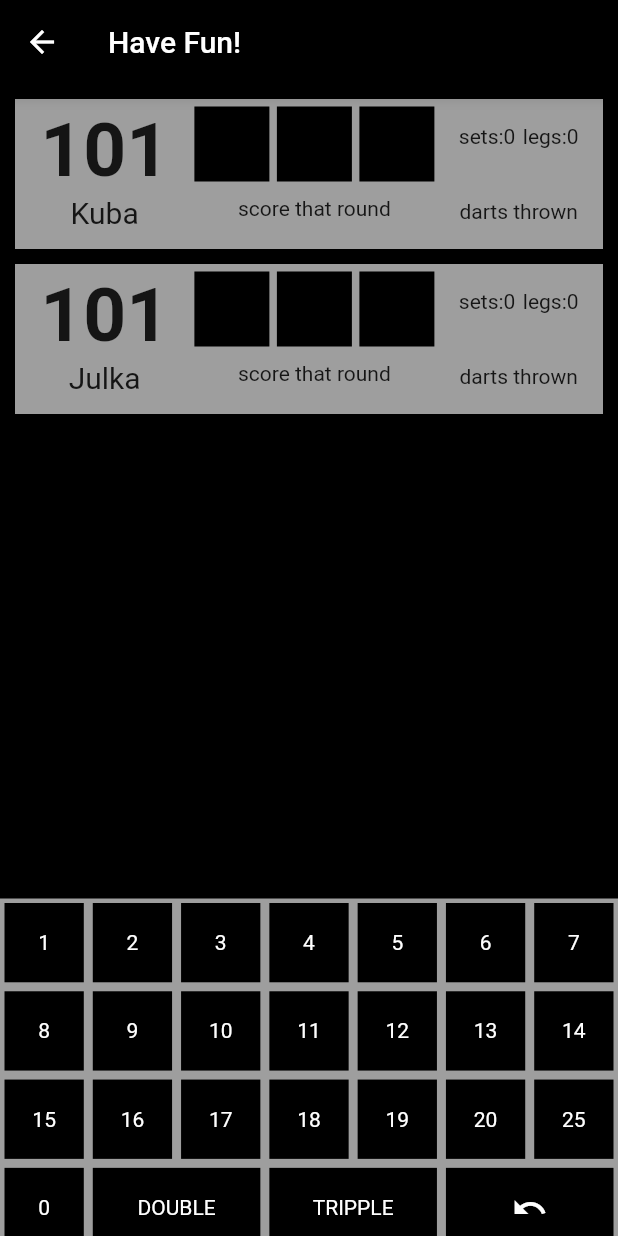
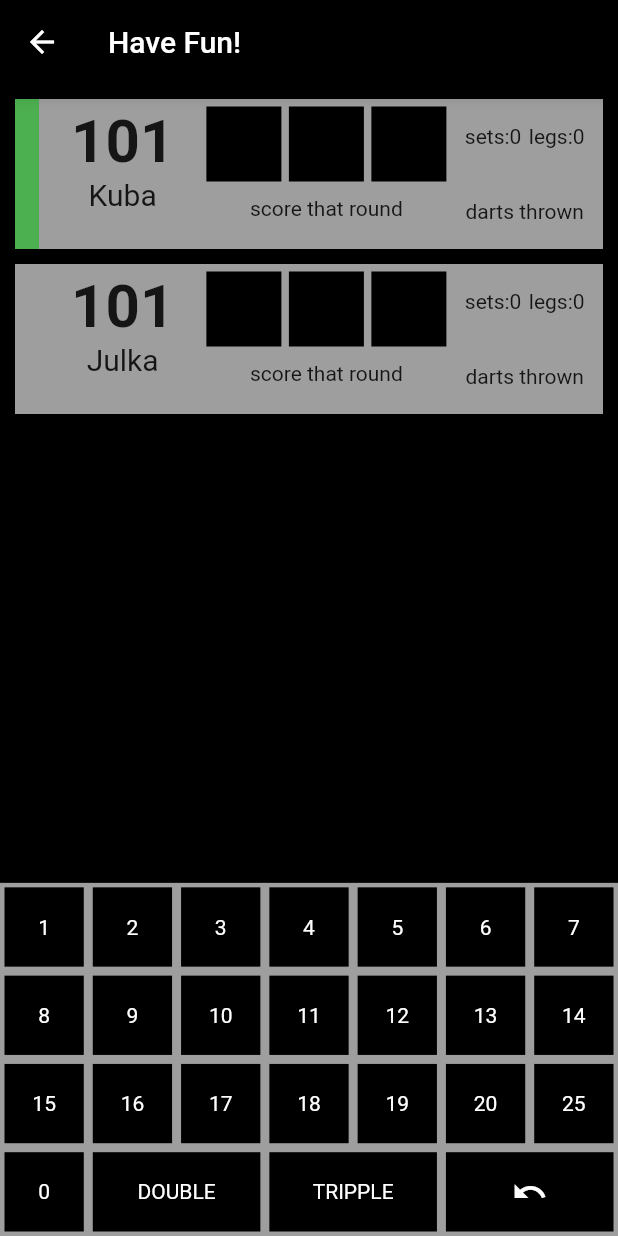
Before and after one commit to gazowanyjake/dart_app, a Flutter app: the screen it shows after launch, after a tap on "Start", on a phone screen of 412 x 824 dp. Run offline on Flutter 3.47's test engine with Material 2 defaults, Android fonts, the phone set to English and light mode, and no system bars; our stand-ins replace dropdown_button2.

Commit message:
playing indicator + max player count indicator

```diff
--- a/lib/Models/dart_valuse.dart
+++ b/lib/Models/dart_valuse.dart
@@ -1,6 +1,6 @@
 // ignore_for_file: public_member_api_docs
 
-List<String> punktyList = [
+List<String> pointsList = [
 '101',
 '201',
 '301',
--- a/lib/Providers/game.dart
+++ b/lib/Providers/game.dart
@@ -52,9 +52,6 @@ class Game with ChangeNotifier {
   }
 
   int liveScore = 0;
-  int liveScoreBox1 = -1;
-  int liveScoreBox2 = -1;
-  int liveScoreBox3 = -1;
 
   int playerScoreContainerIndex = 0;
 
@@ -195,6 +192,14 @@ class Game with ChangeNotifier {
   List<int> player0 = [];
   List<int> player1 = [];
 
+  Color currentPlayerIndicator (int player){
+    if(playerIndexList[currentPlayerIndex] == player){
+      return Colors.green;
+    } else {
+      return Colors.grey;
+    }
+  }
+
   void playerScoreHistoryGenerator() {
     if (playerIndexList[currentPlayerIndex] == 0) {
       player0.add(scoreHistory[currentPlayerIndex]);
@@ -225,10 +230,6 @@ class Game with ChangeNotifier {
     } else if (playersNumber == 2) {
       for (var i = 0; i < 50; i++) {
         temp += [0, 0, 0, 1, 1, 1];
-      }
-    } else if (playersNumber == 3) {
-      for (var i = 0; i < 50; i++) {
-        temp += [0, 0, 0, 1, 1, 1, 2, 2, 2];
       }
     }
     playerIndexList = temp;
--- a/lib/Screens/game_screen.dart
+++ b/lib/Screens/game_screen.dart
@@ -17,7 +17,10 @@ class GameScreen extends StatelessWidget {
   @override
   Widget build(BuildContext context) {
     final gameProvider = Provider.of<Game>(context)..createPlayersModels();
-    return Scaffold(
+    return ColoredBox(
+      color: Colors.grey,
+      child: SafeArea(
+        child: Scaffold(
           backgroundColor: Colors.black,
           appBar: AppBar(
             leading: IconButton(
@@ -49,6 +52,8 @@ class GameScreen extends StatelessWidget {
                     const ScoreKeyboard(),
                   ],
                 ),
+        ),
+      ),
     );
   }
 }
--- a/lib/Screens/set_up_game_screen.dart
+++ b/lib/Screens/set_up_game_screen.dart
@@ -7,6 +7,7 @@ import 'package:wyniki/widgets/game_settings.dart';
 import 'package:wyniki/widgets/players_list_container.dart';
 import 'package:wyniki/widgets/start_button.dart';
 
+
 class SetUpGame extends StatelessWidget {
   const SetUpGame({super.key});
 
@@ -14,14 +15,17 @@ class SetUpGame extends StatelessWidget {
 
   @override
   Widget build(BuildContext context) {
-    return Scaffold(
+    return SafeArea(
+      child: Scaffold(
         appBar: AppBar(
           actions: [
             IconButton(
               onPressed: () {
                 showDialog<Widget>(
                   context: context,
-                  builder: (context) => AddPlayerAlert(),
+                  builder: (context) {
+                    return AddPlayerAlert();
+                  },
                 );
               },
               icon: const Icon(Icons.person_add_alt_1),
@@ -40,6 +44,7 @@ class SetUpGame extends StatelessWidget {
         ),
         backgroundColor: Colors.black,
         resizeToAvoidBottomInset: false,
+      ),
     );
   }
 }
--- a/lib/Widgets/game_settings.dart
+++ b/lib/Widgets/game_settings.dart
@@ -3,12 +3,10 @@
 import 'package:flutter/material.dart';
 
 import 'package:wyniki/Models/dart_valuse.dart';
-import 'package:wyniki/Widgets/my_drop_down_button.dart';
+import 'package:wyniki/widgets/my_drop_down_button.dart';
 
 class GameSettings extends StatelessWidget {
   const GameSettings({super.key});
-
-
   @override
   Widget build(BuildContext context) {
     return Row(
@@ -16,21 +14,21 @@ class GameSettings extends StatelessWidget {
       children: [
         MyDropDownButton(
           title: 'Punkty',
-          text: punktyList,
+          list: pointsList,
         ),
         MyDropDownButton(
           title: 'Check-Out',
-          text: checkOutList,
-          width: 125,
+          list: checkOutList,
+          width: 140,
           color: Colors.red,
         ),
         MyDropDownButton(
           title: 'Sets',
-          text: setsList,
+          list: setsList,
         ),
         MyDropDownButton(
           title: 'Legs',
-          text: legsList,
+          list: legsList,
         ),
       ],
     );
--- a/lib/Widgets/my_drop_down_button.dart
+++ b/lib/Widgets/my_drop_down_button.dart
@@ -9,29 +9,32 @@ import 'package:wyniki/Providers/game.dart';
 class MyDropDownButton extends StatefulWidget {
   const MyDropDownButton({
     required this.title,
-    required this.text,
+    required this.list,
+    this.onTap,
     this.width = 65,
     this.color = Colors.blue,
     super.key,
   });
 
   final String title;
-  final List<String> text;
+  final List<String> list;
   final double width;
   final Color color;
+  final Function? onTap;
 
   @override
   State<MyDropDownButton> createState() => _MyButtonState();
 }
 
 class _MyButtonState extends State<MyDropDownButton> {
-  String? _dropDownValue;
+  late String _dropDownValue;
 
   @override
   void initState() {
     super.initState();
-    _dropDownValue = widget.text.first;
+    _dropDownValue = widget.list.first;
   }
+
 
   @override
   Widget build(BuildContext context) {
@@ -56,7 +59,7 @@ class _MyButtonState extends State<MyDropDownButton> {
               width: widget.width,
               decoration: BoxDecoration(color: widget.color),
               child: Text(
-                _dropDownValue!,
+                _dropDownValue,
                 style: TextStyle(
                   color: Theme.of(context).colorScheme.secondary,
                   fontWeight: FontWeight.bold,
@@ -66,7 +69,7 @@ class _MyButtonState extends State<MyDropDownButton> {
             ),
           ],
         ),
-        items: widget.text.map<DropdownMenuItem<String>>((String value) {
+        items: widget.list.map<DropdownMenuItem<String>>((String value) {
           return DropdownMenuItem<String>(
             alignment: Alignment.center,
             value: value,
@@ -79,11 +82,12 @@ class _MyButtonState extends State<MyDropDownButton> {
             ),
           );
         }).toList(),
-        onChanged: (value) {
+        onChanged:(value) {
+          widget.title == 'Punkty' ?
           setState(() {
             _dropDownValue = value!;
             gameProvider.scoreSetter(int.parse(value));
-          });
+          }) : null;
         },
         dropdownStyleData: DropdownStyleData(
           maxHeight: 150,
--- a/lib/Widgets/player_score_container.dart
+++ b/lib/Widgets/player_score_container.dart
@@ -9,18 +9,27 @@ import 'package:wyniki/widgets/dart_hit_score_container.dart';
 
 class PlayerScoreContainer extends StatelessWidget {
   const PlayerScoreContainer(
-      this.playersName, this.playersScore, this.playerIndex,
-      {super.key,});
+    this.playersName,
+    this.playersScore,
+    this.playerIndex, {
+    super.key,
+  });
   final String playersName;
   final int playersScore;
   final int playerIndex;
   @override
   Widget build(BuildContext context) {
-    final gameProvider = Provider.of<Game>(context, listen: false);
+    final gameProvider = Provider.of<Game>(context);
+    final playerIndicator = gameProvider.currentPlayerIndicator(playerIndex);
     return Container(
       margin: const EdgeInsets.only(left: 10, right: 10, top: 10),
       height: 100,
-      decoration: const BoxDecoration(color: Colors.grey),
+      decoration: BoxDecoration(
+        color: Colors.grey,
+        border: Border(
+          left: BorderSide(color: playerIndicator, width: 16),
+        ),
+      ),
       child: Row(
         mainAxisAlignment: MainAxisAlignment.spaceEvenly,
         children: [
@@ -34,7 +43,7 @@ class PlayerScoreContainer extends StatelessWidget {
                 Text(
                   '$playersScore',
                   style: const TextStyle(
-                    fontSize: 50,
+                    fontSize: 40,
                     fontWeight: FontWeight.bold,
                   ),
                 ),
@@ -53,17 +62,20 @@ class PlayerScoreContainer extends StatelessWidget {
               Row(
                 children: [
                   DartHitScoreContainer(
-                      gameProvider.returnHitScore1(playerIndex),),
+                    gameProvider.returnHitScore1(playerIndex),
+                  ),
                   const SizedBox(
                     width: 5,
                   ),
                   DartHitScoreContainer(
-                      gameProvider.returnHitScore2(playerIndex),),
+                    gameProvider.returnHitScore2(playerIndex),
+                  ),
                   const SizedBox(
                     width: 5,
                   ),
                   DartHitScoreContainer(
-                      gameProvider.returnHitScore3(playerIndex),),
+                    gameProvider.returnHitScore3(playerIndex),
+                  ),
                 ],
               ),
               const SizedBox(
--- a/lib/Widgets/score_keyboard.dart
+++ b/lib/Widgets/score_keyboard.dart
@@ -4,7 +4,7 @@ import 'package:flutter/material.dart';
 
 import 'package:flutter_staggered_grid_view/flutter_staggered_grid_view.dart';
 
-import 'package:wyniki/Widgets/button_score_keybord.dart';
+import 'package:wyniki/widgets/button_score_keybord.dart';
 
 class ScoreKeyboard extends StatelessWidget {
   const ScoreKeyboard({super.key});
@@ -13,7 +13,6 @@ class ScoreKeyboard extends StatelessWidget {
   Widget build(BuildContext context) {
     return Container(
       decoration: const BoxDecoration(color: Colors.grey),
-      height: 225,
       width: double.infinity,
       child: StaggeredGrid.count(
           crossAxisCount: 7,
@@ -24,25 +23,25 @@ class ScoreKeyboard extends StatelessWidget {
                 textContent: '$i',
                 point: i,
               ),
-            ButtonScoreKeyboard(
+            const ButtonScoreKeyboard(
               textContent: '25',
               point: 25,
             ),
-            ButtonScoreKeyboard(
+            const ButtonScoreKeyboard(
               textContent: '0',
             ),
-            ButtonScoreKeyboard(
+            const ButtonScoreKeyboard(
               textContent: 'DOUBLE',
               width: 2,
               point: 30,
             ),
-            ButtonScoreKeyboard(
+            const ButtonScoreKeyboard(
               textContent: 'TRIPPLE',
               width: 2,
               point: 40,
             ),
-            ButtonScoreKeyboard(
-              content: const Icon(Icons.undo, color: Colors.white,),
+            const ButtonScoreKeyboard(
+              content: Icon(Icons.undo, color: Colors.white,),
               width: 2,
               point: 50,
             ),
--- a/lib/main.dart
+++ b/lib/main.dart
@@ -5,8 +5,8 @@ import 'package:flutter/material.dart';
 import 'package:provider/provider.dart';
 
 import 'package:wyniki/Providers/game.dart';
-import 'package:wyniki/Screens/game_screen.dart';
-import 'package:wyniki/Screens/set_up_game_screen.dart';
+import 'package:wyniki/screens/game_screen.dart';
+import 'package:wyniki/screens/set_up_game_screen.dart';
 
 void main() => runApp(const MyApp());
 
```
Also changed, not shown: lib/Widgets/add_player_alert.dart (+29 -8 lines), lib/Widgets/winner_alert.dart (+8 -2 lines), 1 other file. Lines whose indentation alone changed are shown as unchanged.
